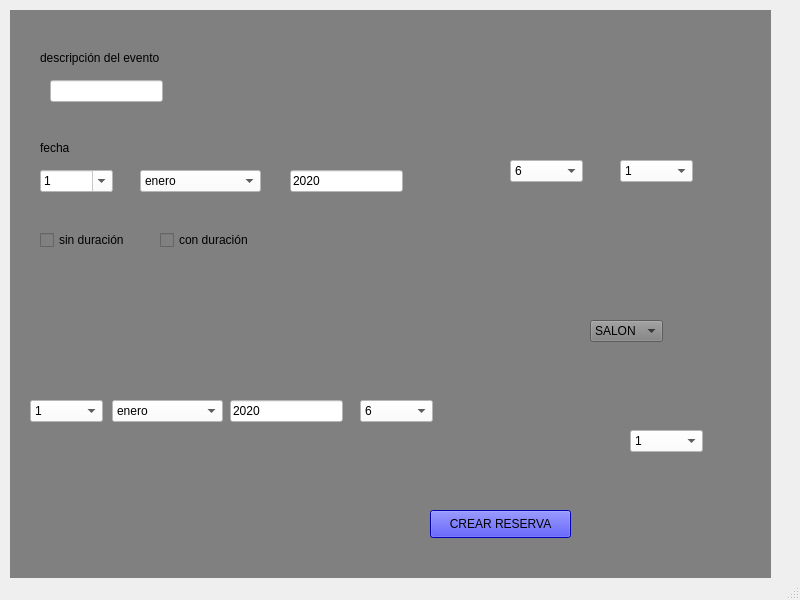
This is frontend/vistas/nuevaReserva/nuevaReserva.ui in Johnatanvq/pooAPP as Qt 5 draws it before an edit. The edited form follows.
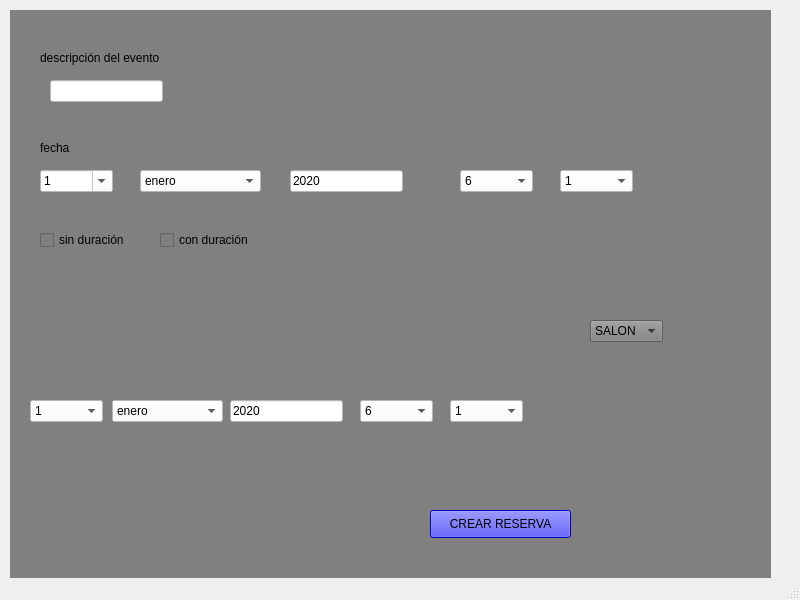
This is the edited form.

Commit message: refactoring backend, ahora cédula es la clave primaria para crear usuario, crear reserva y ver reservas

Patch:
```diff
--- a/frontend/vistas/nuevaReserva/nuevaReserva.ui
+++ b/frontend/vistas/nuevaReserva/nuevaReserva.ui
@@ -369,8 +369,8 @@
     <widget class="QComboBox" name="select_hora_inicio">
      <property name="geometry">
       <rect>
-       <x>500</x>
-       <y>150</y>
+       <x>450</x>
+       <y>160</y>
        <width>73</width>
        <height>22</height>
       </rect>
@@ -469,8 +469,8 @@
     <widget class="QComboBox" name="select_minutos_inicio">
      <property name="geometry">
       <rect>
-       <x>610</x>
-       <y>150</y>
+       <x>550</x>
+       <y>160</y>
        <width>73</width>
        <height>22</height>
       </rect>
@@ -996,8 +996,8 @@
     <widget class="QComboBox" name="select_minuto_final">
      <property name="geometry">
       <rect>
-       <x>620</x>
-       <y>420</y>
+       <x>440</x>
+       <y>390</y>
        <width>73</width>
        <height>22</height>
       </rect>
```
Left out of the diff: 2 changed lines with no effect on the pictures. The commit also changes 11 other files.
